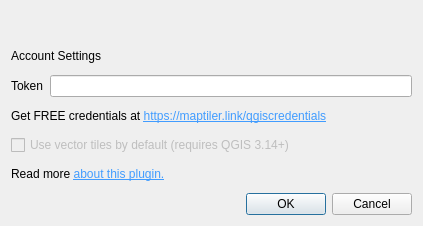
maptiler/qgis-maptiler-plugin, file configure_dialog_base.ui: the form before one commit.
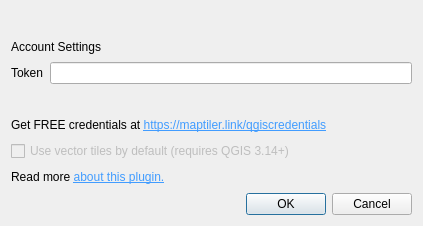
The form after the commit. Icons and pictures are not drawn.

Commit message: Improve configure dialog with token is required message.

Diff of the .ui file:
```diff
--- a/configure_dialog_base.ui
+++ b/configure_dialog_base.ui
@@ -88,6 +88,13 @@
      </item>
     </layout>
    </item>
+   <item>
+    <widget class="QLabel" name="label_6">
+     <property name="text">
+      <string></string>
+     </property>
+    </widget>
+   </item>
    <item>
     <widget class="QLabel" name="label_3">
      <property name="text">
```
The commit also changes 1 other file.
